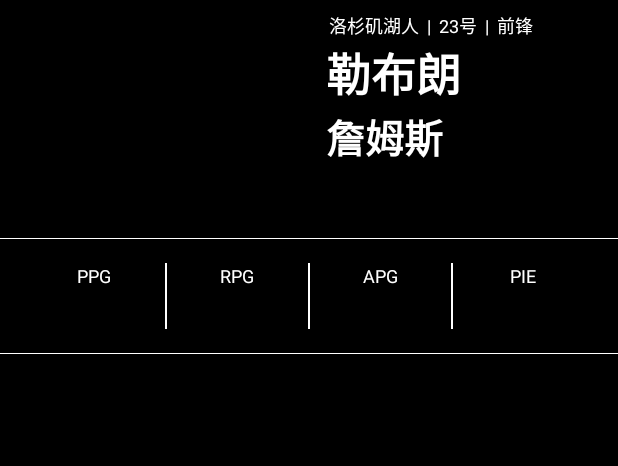
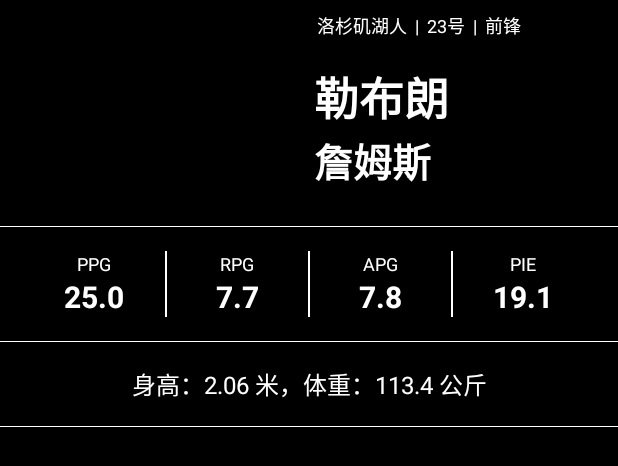
Before and after one commit to cnwutianhao/android-architecture-components-sample, an Android app: the layout fragment_player_detail.xml on its own in the app's theme, with its tools: preview values and no code run, on a phone screen of 412 x 824 dp. Shown: the top 466 px of the screen. Run offline under Robolectric (Android 15) with nearby library versions, the phone set to English and light mode, and no system bars.

Commit message:
Update player detail page.

```diff
--- a/app/src/main/java/com/tyhoo/nba/ui/player/PlayerDetailFragment.kt
+++ b/app/src/main/java/com/tyhoo/nba/ui/player/PlayerDetailFragment.kt
@@ -40,7 +40,7 @@ class PlayerDetailFragment : Fragment() {
         playerDetailJob?.cancel()
         playerDetailJob = lifecycleScope.launch {
             playerDetailViewModel.player(args.playerCode).observe(viewLifecycleOwner) { player ->
-                playerDetailBinding.player = player.payload.player
+                playerDetailBinding.payload = player.payload
             }
         }
     }
--- a/app/src/main/res/layout/fragment_player_detail.xml
+++ b/app/src/main/res/layout/fragment_player_detail.xml
@@ -6,8 +6,8 @@
     <data>
 
         <variable
-            name="player"
-            type="com.tyhoo.nba.data.player.PlayerPlayerResponse" />
+            name="payload"
+            type="com.tyhoo.nba.data.player.PlayerPayloadResponse" />
     </data>
 
     <androidx.core.widget.NestedScrollView
@@ -17,7 +17,7 @@
         android:clipToPadding="true"
         android:fitsSystemWindows="true"
         app:layout_behavior="@string/appbar_scrolling_view_behavior"
-        app:playerDetailBackgroundFromTeamCode="@{player.teamProfile.code}"
+        app:playerDetailBackgroundFromTeamCode="@{payload.player.teamProfile.code}"
         tools:background="@color/black">
 
         <LinearLayout
@@ -25,6 +25,7 @@
             android:layout_height="match_parent"
             android:orientation="vertical">
 
+            <!-- Basic -->
             <RelativeLayout
                 android:layout_width="match_parent"
                 android:layout_height="wrap_content">
@@ -35,8 +36,9 @@
                     android:layout_height="142.5dp"
                     android:layout_alignParentStart="true"
                     android:layout_alignParentTop="true"
-                    android:layout_margin="8dp"
-                    app:playerDetailImageFromPlayerId="@{player.playerProfile.playerId}" />
+                    android:layout_marginStart="8dp"
+                    android:layout_marginTop="8dp"
+                    app:playerDetailImageFromPlayerId="@{payload.player.playerProfile.playerId}" />
 
                 <TextView
                     android:id="@+id/player_detail_team"
@@ -46,7 +48,7 @@
                     android:layout_marginStart="8dp"
                     android:layout_marginTop="8dp"
                     android:layout_toEndOf="@+id/player_detail_image"
-                    android:text="@{player.teamProfile.city + player.teamProfile.name}"
+                    android:text="@{payload.player.teamProfile.city + payload.player.teamProfile.name}"
                     android:textColor="@color/white"
                     android:textSize="12sp"
                     tools:text="洛杉矶湖人" />
@@ -58,7 +60,7 @@
                     android:layout_alignParentTop="true"
                     android:layout_marginTop="8dp"
                     android:layout_toEndOf="@+id/player_detail_team"
-                    android:text="@{String.format(@string/player_detail_jersey_number,player.playerProfile.jerseyNo)}"
+                    android:text="@{String.format(@string/player_detail_jersey_number,payload.player.playerProfile.jerseyNo)}"
                     android:textColor="@color/white"
                     android:textSize="12sp"
                     tools:text="  |  23号" />
@@ -70,7 +72,7 @@
                     android:layout_alignParentTop="true"
                     android:layout_marginTop="8dp"
                     android:layout_toEndOf="@+id/player_detail_jersey_no"
-                    android:text="@{String.format(@string/player_detail_position,player.playerProfile.position)}"
+                    android:text="@{String.format(@string/player_detail_position,payload.player.playerProfile.position)}"
                     android:textColor="@color/white"
                     android:textSize="12sp"
                     tools:text="  |  前锋" />
@@ -81,8 +83,9 @@
                     android:layout_height="wrap_content"
                     android:layout_below="@+id/player_detail_team"
                     android:layout_marginStart="6dp"
+                    android:layout_marginTop="16dp"
                     android:layout_toEndOf="@+id/player_detail_image"
-                    android:text="@{player.playerProfile.firstName}"
+                    android:text="@{payload.player.playerProfile.firstName}"
                     android:textColor="@color/white"
                     android:textSize="30sp"
                     android:textStyle="bold"
@@ -95,7 +98,7 @@
                     android:layout_below="@+id/player_detail_first_name"
                     android:layout_marginStart="6dp"
                     android:layout_toEndOf="@+id/player_detail_image"
-                    android:text="@{player.playerProfile.lastName}"
+                    android:text="@{payload.player.playerProfile.lastName}"
                     android:textColor="@color/white"
                     android:textSize="26sp"
                     android:textStyle="bold"
@@ -108,6 +111,7 @@
                 android:layout_height="0.5dp"
                 android:background="@color/white" />
 
+            <!-- 分类数据1 -->
             <LinearLayout
                 android:layout_width="match_parent"
                 android:layout_height="wrap_content"
@@ -131,6 +135,8 @@
                     <TextView
                         android:layout_width="wrap_content"
                         android:layout_height="wrap_content"
+                        android:text="@{String.valueOf(payload.leagueSeasonAverage.pointsPg)}"
+                        android:textColor="@color/white"
                         android:textSize="20sp"
                         android:textStyle="bold"
                         tools:text="25.0" />
@@ -159,6 +165,8 @@
                     <TextView
                         android:layout_width="wrap_content"
                         android:layout_height="wrap_content"
+                        android:text="@{String.valueOf(payload.leagueSeasonAverage.rebsPg)}"
+                        android:textColor="@color/white"
                         android:textSize="20sp"
                         android:textStyle="bold"
                         tools:text="7.7" />
@@ -187,6 +195,8 @@
                     <TextView
                         android:layout_width="wrap_content"
                         android:layout_height="wrap_content"
+                        android:text="@{String.valueOf(payload.leagueSeasonAverage.assistsPg)}"
+                        android:textColor="@color/white"
                         android:textSize="20sp"
                         android:textStyle="bold"
                         tools:text="7.8" />
@@ -215,6 +225,8 @@
                     <TextView
                         android:layout_width="wrap_content"
                         android:layout_height="wrap_content"
+                        android:text="@{String.valueOf(payload.leagueSeasonAverage.minsPg)}"
+                        android:textColor="@color/white"
                         android:textSize="20sp"
                         android:textStyle="bold"
                         tools:text="19.1" />
@@ -228,6 +240,21 @@
                 android:layout_height="0.5dp"
                 android:background="@color/white" />
 
+            <TextView
+                android:layout_width="match_parent"
+                android:layout_height="match_parent"
+                android:gravity="center"
+                android:padding="16dp"
+                android:text="@{String.format(@string/player_detail_height_weight,payload.player.playerProfile.height,payload.player.playerProfile.weight)}"
+                android:textColor="@color/white"
+                android:textSize="16sp"
+                tools:text="身高：2.06 米，体重：113.4 公斤" />
+
+            <View
+                android:layout_width="match_parent"
+                android:layout_height="0.5dp"
+                android:background="@color/white" />
+
         </LinearLayout>
 
     </androidx.core.widget.NestedScrollView>
--- a/app/src/main/res/values/strings.xml
+++ b/app/src/main/res/values/strings.xml
@@ -5,4 +5,5 @@
 
     <string name="player_detail_jersey_number">&#160;&#160;|&#160;&#160;%s号</string>
     <string name="player_detail_position">&#160;&#160;|&#160;&#160;%s</string>
+    <string name="player_detail_height_weight">身高：%s 米，体重：%s</string>
 </resources>
```
